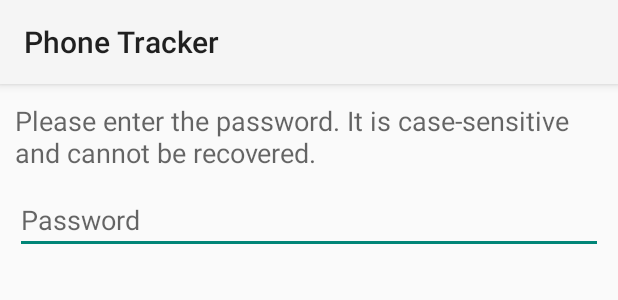
After one commit to nohum/lost-phone-tracker-app, an Android app: the layout dialog_enter_password.xml on its own in the app's theme, with its tools: preview values and no code run, on a phone screen of 412 x 824 dp. The commit adds this screen. Shown: the top 300 px of the screen. Run offline under Robolectric (Android 15) with nearby library versions, the phone set to English and light mode, and no system bars.

Commit message:
main activity implemented

```diff
--- a/src/main/java/at/fhj/ase13/mobcomp2/phonetracker/SmsBroadcastReceiver.java
+++ b/src/main/java/at/fhj/ase13/mobcomp2/phonetracker/SmsBroadcastReceiver.java
@@ -5,6 +5,7 @@ import android.content.Context;
 import android.content.Intent;
 
 public class SmsBroadcastReceiver extends BroadcastReceiver {
+
     public SmsBroadcastReceiver() {
     }
 
--- a/src/main/res/layout/main_activity.xml
+++ b/src/main/res/layout/activity_main.xml
@@ -34,7 +34,7 @@
         android:layout_width="match_parent"
         android:layout_height="wrap_content"
         android:padding="@dimen/list_element_padding"
-        android:layout_marginBottom="10dp"
+        android:layout_marginBottom="15dp"
         android:clickable="true"
         android:background="@drawable/list_element">
 
@@ -42,7 +42,7 @@
             android:layout_width="wrap_content"
             android:layout_height="wrap_content"
             android:textAppearance="?android:attr/textAppearanceMedium"
-            android:text="Enter password to start tracking" />
+            android:text="@string/enter_password_start" />
     </LinearLayout>
 
     <LinearLayout
@@ -58,7 +58,7 @@
             android:layout_width="wrap_content"
             android:layout_height="wrap_content"
             android:textAppearance="?android:attr/textAppearanceMedium"
-            android:text="Enter password to stop tracking" />
+            android:text="@string/enter_password_stop" />
     </LinearLayout>
 
 </LinearLayout>
--- /dev/null
+++ b/src/main/res/layout/dialog_enter_password.xml
@@ -0,0 +1,26 @@
+<?xml version="1.0" encoding="utf-8"?>
+<LinearLayout
+    xmlns:android="http://schemas.android.com/apk/res/android"
+    android:orientation="vertical"
+    android:paddingLeft="@dimen/dialog_horizontal_margin"
+    android:paddingRight="@dimen/dialog_horizontal_margin"
+    android:paddingTop="@dimen/dialog_vertical_margin"
+    android:paddingBottom="@dimen/dialog_vertical_margin"
+    android:layout_width="match_parent"
+    android:layout_height="match_parent">
+
+    <TextView
+        android:id="@+id/description"
+        android:textAppearance="?android:attr/textAppearanceMedium"
+        android:layout_width="wrap_content"
+        android:layout_height="wrap_content"
+        android:text="Please enter the password. It is case-sensitive and cannot be recovered."
+        android:paddingBottom="10dp" />
+
+    <EditText
+        android:id="@+id/password"
+        android:layout_width="match_parent"
+        android:layout_height="wrap_content"
+        android:hint="Password" />
+
+</LinearLayout>
--- a/src/main/res/values/dimens.xml
+++ b/src/main/res/values/dimens.xml
@@ -3,5 +3,8 @@
     <dimen name="activity_horizontal_margin">16dp</dimen>
     <dimen name="activity_vertical_margin">16dp</dimen>
 
+    <dimen name="dialog_horizontal_margin">10dp</dimen>
+    <dimen name="dialog_vertical_margin">12dp</dimen>
+
     <dimen name="list_element_padding">10dp</dimen>
 </resources>
--- a/src/main/res/values/strings.xml
+++ b/src/main/res/values/strings.xml
@@ -4,5 +4,7 @@
     <string name="app_name">Phone Tracker</string>
     <string name="hello_world">Hello world!</string>
     <string name="action_settings">Settings</string>
+    <string name="enter_password_start">Enter password to start tracking</string>
+    <string name="enter_password_stop">Enter password to stop tracking</string>
 
 </resources>
```
Also changed, not shown: src/main/AndroidManifest.xml (+2 -7 lines), src/main/java/at/fhj/ase13/mobcomp2/phonetracker/MainActivity.java (+87 -2 lines), src/main/java/at/fhj/ase13/mobcomp2/phonetracker/PreferenceManager.java (added, +28 -0 lines), src/main/java/at/fhj/ase13/mobcomp2/phonetracker/TrackingService.java (deleted, +0 -16 lines).
